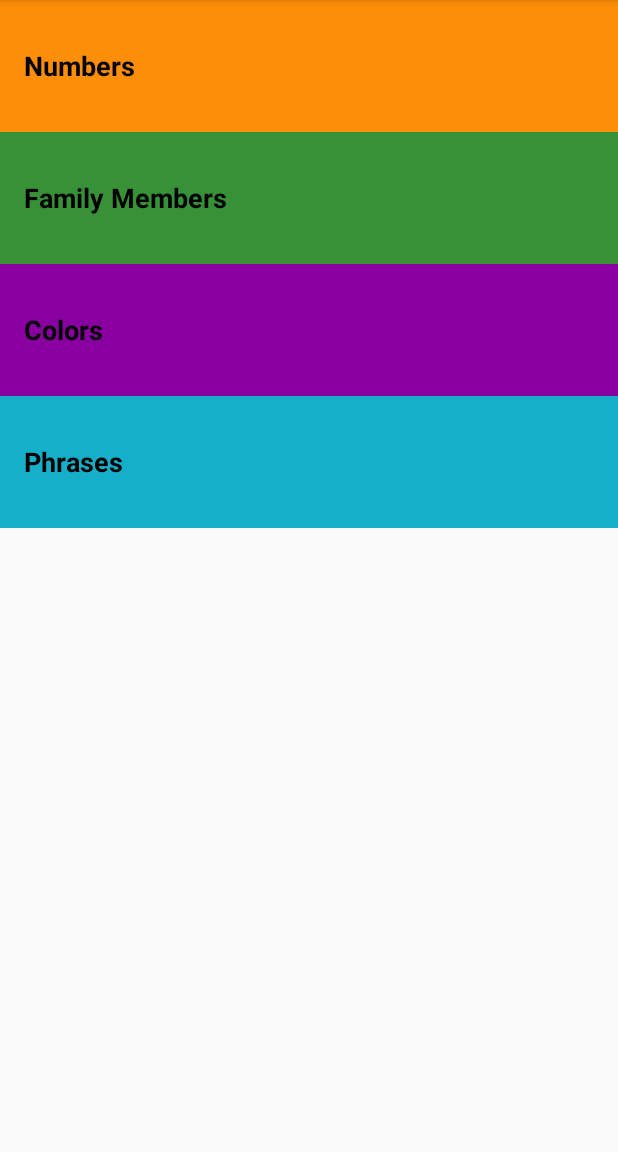
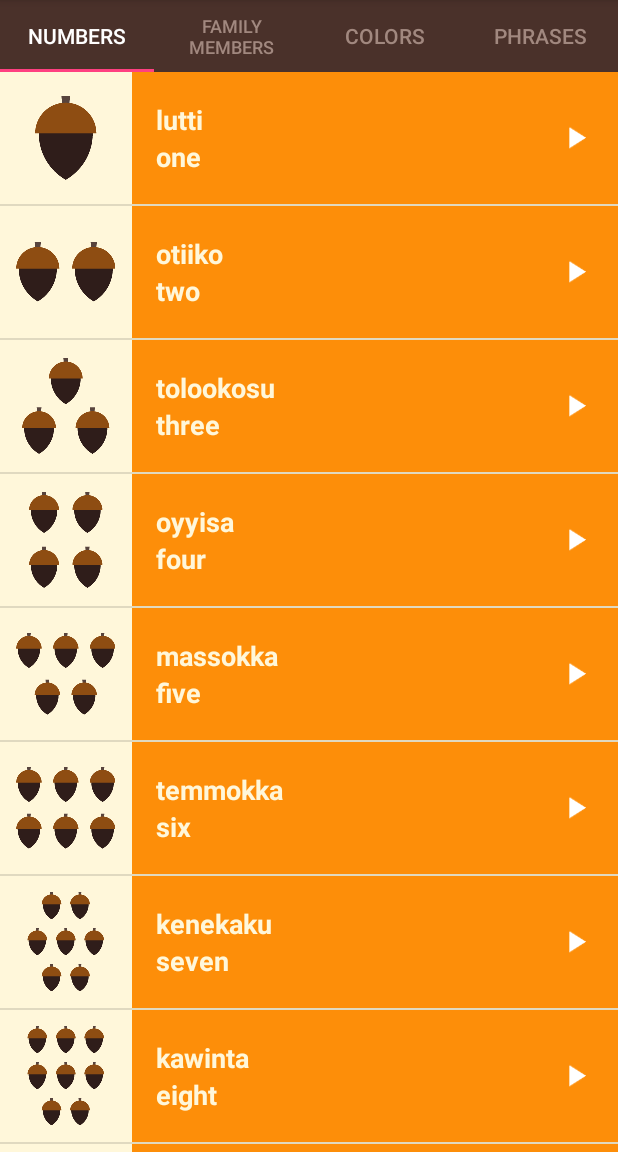
Before and after one commit to PMerdala/Miwok, an Android app: the screen it shows after launch (MainActivity), on a phone screen of 412 x 824 dp, the part 84-1236 px from its top. Run offline under Robolectric (Android 15) with nearby library versions, the phone set to English and light mode, and no system bars.

Commit message:
change design to tab

```diff
--- a/app/src/main/java/com/example/pmerdala/miwok/CategoryActivity.java
+++ b/app/src/main/java/com/example/pmerdala/miwok/CategoryFragment.java
@@ -4,56 +4,57 @@ import android.content.Context;
 import android.media.AudioManager;
 import android.media.MediaPlayer;
 import android.os.Bundle;
-import android.support.v7.app.AppCompatActivity;
-import android.util.Log;
+import android.support.annotation.Nullable;
+import android.support.v4.app.Fragment;
+import android.view.LayoutInflater;
 import android.view.View;
+import android.view.ViewGroup;
 import android.widget.AdapterView;
 import android.widget.ImageView;
-import android.widget.LinearLayout;
 import android.widget.ListView;
-import android.widget.Toast;
 
 import java.util.List;
 
 /**
- * Created by PMerd_000 on 2017-10-27.
+ * Created by merdala on 2017-11-02.
  */
 
-public abstract class CategoryActivity extends AppCompatActivity {
+public abstract class CategoryFragment extends Fragment {
 
-    private final int backgroud;
+    private final int background;
     private MediaPlayer mediaPlayer;
     private MediaPlayer.OnCompletionListener completionListener;
     AudioManager.OnAudioFocusChangeListener audioFocusChangeListemer;
     private AudioManager audioManager;
     private ImageView lastSelect = null;
 
-    public CategoryActivity(int backgroud) {
+    public CategoryFragment(int background){
         super();
-        this.backgroud = backgroud;
+        this.background = background;
     }
 
     @Override
-    protected void onStart() {
+    public void onStart() {
         super.onStart();
     }
 
     @Override
-    protected void onStop() {
+    public void onStop() {
         super.onStop();
         releaseMediaPlayer();
     }
 
+    @Nullable
     @Override
-    protected void onCreate(Bundle savedInstanceState) {
-        audioManager = (AudioManager) getApplicationContext().getSystemService(Context.AUDIO_SERVICE);
+    public View onCreateView(LayoutInflater inflater, @Nullable ViewGroup container, Bundle savedInstanceState) {
+        audioManager = (AudioManager) getActivity().getSystemService(Context.AUDIO_SERVICE);
         super.onCreate(savedInstanceState);
-        setContentView(R.layout.word_list);
+        View rootView = inflater.inflate(R.layout.word_list,container,false);
         List<Word> words = getWords();
-        makeWordAdapter(words);
+        makeWordAdapter(words,rootView);
         prepareMediaPlayer();
+        return rootView;
     }
-
     protected abstract List<Word> getWords();
 
     private void prepareMediaPlayer() {
@@ -86,9 +87,9 @@ public abstract class CategoryActivity extends AppCompatActivity {
         };
     }
 
-    private void makeWordAdapter(List<Word> words) {
-        WordArrayAdapter itemsAdapter = new WordArrayAdapter(this, backgroud, words);
-        final ListView parentView = (ListView) findViewById(R.id.list_item_view);
+    private void makeWordAdapter(List<Word> words,View rootView) {
+        WordArrayAdapter itemsAdapter = new WordArrayAdapter(rootView.getContext(), background, words);
+        final ListView parentView = (ListView)rootView.findViewById(R.id.list_item_view);
         parentView.setAdapter(itemsAdapter);
         parentView.setOnItemClickListener(new AdapterView.OnItemClickListener() {
             @Override
@@ -126,10 +127,9 @@ public abstract class CategoryActivity extends AppCompatActivity {
         }
         int audioFocusState = audioManager.requestAudioFocus(audioFocusChangeListemer, AudioManager.STREAM_MUSIC, AudioManager.AUDIOFOCUS_GAIN_TRANSIENT);
         if (audioFocusState == AudioManager.AUDIOFOCUS_REQUEST_GRANTED) {
-            mediaPlayer = MediaPlayer.create(this, soundResourceId);
+            mediaPlayer = MediaPlayer.create(getActivity(), soundResourceId);
             mediaPlayer.start();
             mediaPlayer.setOnCompletionListener(completionListener);
         }
     }
-
 }
--- /dev/null
+++ b/app/src/main/java/com/example/pmerdala/miwok/FamilyFragment.java
@@ -0,0 +1,28 @@
+package com.example.pmerdala.miwok;
+
+import java.util.ArrayList;
+
+/**
+ * Created by merdala on 2017-11-02.
+ */
+
+public class FamilyFragment extends CategoryFragment {
+    public FamilyFragment(){
+        super(R.color.category_family);
+    }
+    @Override
+    protected ArrayList<Word> getWords(){
+        ArrayList<Word> words = new ArrayList<>();
+        words.add(new Word("father","әpә",R.drawable.family_father,R.raw.family_father));
+        words.add(new Word("mother","әṭa",R.drawable.family_mother,R.raw.family_mother));
+        words.add(new Word("son","angsi",R.drawable.family_son,R.raw.family_son));
+        words.add(new Word("daughter","tune",R.drawable.family_daughter,R.raw.family_daughter));
+        words.add(new Word("older brother","taachi",R.drawable.family_older_brother,R.raw.family_older_brother));
+        words.add(new Word("younger brother","chalitti",R.drawable.family_younger_brother,R.raw.family_younger_brother));
+        words.add(new Word("older sister","teṭe",R.drawable.family_older_sister,R.raw.family_older_sister));
+        words.add(new Word("younger sister","kolliti",R.drawable.family_younger_sister,R.raw.family_younger_sister));
+        words.add(new Word("grandmother","ama",R.drawable.family_grandmother,R.raw.family_grandmother));
+        words.add(new Word("grandfather","paapa",R.drawable.family_grandfather,R.raw.family_grandfather));
+        return words;
+    }
+}
--- a/app/src/main/java/com/example/pmerdala/miwok/MainActivity.java
+++ b/app/src/main/java/com/example/pmerdala/miwok/MainActivity.java
@@ -1,6 +1,9 @@
 package com.example.pmerdala.miwok;
 
+import android.app.FragmentManager;
 import android.content.Intent;
+import android.support.design.widget.TabLayout;
+import android.support.v4.view.ViewPager;
 import android.support.v7.app.AppCompatActivity;
 import android.os.Bundle;
 import android.view.View;
@@ -12,24 +15,10 @@ public class MainActivity extends AppCompatActivity {
     protected void onCreate(Bundle savedInstanceState) {
         super.onCreate(savedInstanceState);
         setContentView(R.layout.activity_main);
-        createOnClickListener(R.id.numbers, NumbersActivity.class);
-        createOnClickListener(R.id.family,FamilyActivity.class);
-        createOnClickListener(R.id.colors,ColorsActivity.class);
-        createOnClickListener(R.id.phrases, PhrasesActivity.class);
+        ViewPager viewPager = (ViewPager) findViewById(R.id.view_pager);
+        viewPager.setAdapter(new MiwokFragmentPagerAdapter(getSupportFragmentManager(),this));
+        TabLayout tabLayout = (TabLayout) findViewById(R.id.tab_layout);
+        tabLayout.setupWithViewPager(viewPager);
     }
 
-    private void createOnClickListener(int id,final Class<? extends AppCompatActivity> clazz){
-        TextView textview = (TextView) findViewById(id);
-        textview.setOnClickListener(new View.OnClickListener() {
-            @Override
-            public void onClick(View v) {
-                executeIntent(clazz);
-            }
-        });
-    }
-
-    void executeIntent(final Class<? extends AppCompatActivity> clazz){
-        Intent intent = new Intent(this,clazz);
-        startActivity(intent);
-    }
 }
--- /dev/null
+++ b/app/src/main/java/com/example/pmerdala/miwok/MiwokFragmentPagerAdapter.java
@@ -0,0 +1,55 @@
+package com.example.pmerdala.miwok;
+
+import android.content.Context;
+import android.support.v4.app.Fragment;
+import android.support.v4.app.FragmentManager;
+import android.support.v4.app.FragmentPagerAdapter;
+
+/**
+ * Created by merdala on 2017-11-02.
+ */
+
+public class MiwokFragmentPagerAdapter extends FragmentPagerAdapter {
+
+    private final Context context;
+
+    public MiwokFragmentPagerAdapter(FragmentManager fm,Context context) {
+        super(fm);
+        this.context = context;
+    }
+
+    @Override
+    public Fragment getItem(int position) {
+        Fragment fragment;
+        switch (position){
+            case 0: fragment= new NumbersFragment();break;
+            case 1: fragment =new FamilyFragment();break;
+            case 2: fragment=new ColorsFragment();break;
+            case 3: fragment=new PhrasesFragment();break;
+            default:fragment=null;
+        }
+        return fragment;
+    }
+
+    @Override
+    public int getCount() {
+        return 4;
+    }
+
+    @Override
+    public CharSequence getPageTitle(int position) {
+        CharSequence fragmentName;
+        switch(position){
+            case 0: fragmentName = getString(R.string.category_numbers) ;break;
+            case 1: fragmentName = getString(R.string.category_family) ;break;
+            case 2: fragmentName = getString(R.string.category_colors) ;break;
+            case 3: fragmentName = getString(R.string.category_phrases) ;break;
+            default: fragmentName = null;
+        }
+        return fragmentName;
+    }
+
+    private CharSequence getString(int resourceId){
+        return context.getResources().getString(resourceId);
+    }
+}
--- /dev/null
+++ b/app/src/main/java/com/example/pmerdala/miwok/NumbersFragment.java
@@ -0,0 +1,29 @@
+package com.example.pmerdala.miwok;
+
+import java.util.ArrayList;
+
+/**
+ * Created by merdala on 2017-11-02.
+ */
+
+public class NumbersFragment extends CategoryFragment {
+    public NumbersFragment(){
+        super(R.color.category_numbers);
+    }
+    @Override
+    protected ArrayList<Word> getWords(){
+        ArrayList<Word> words = new ArrayList<>();
+        words.add(new Word("one","lutti",R.drawable.number_one,R.raw.number_one));
+        words.add(new Word("two","otiiko",R.drawable.number_two,R.raw.number_two));
+        words.add(new Word("three","tolookosu",R.drawable.number_three,R.raw.number_three));
+        words.add(new Word("four","oyyisa",R.drawable.number_four,R.raw.number_four));
+        words.add(new Word("five","massokka",R.drawable.number_five,R.raw.number_five));
+        words.add(new Word("six","temmokka",R.drawable.number_six,R.raw.number_six));
+        words.add(new Word("seven","kenekaku",R.drawable.number_seven,R.raw.number_seven));
+        words.add(new Word("eight","kawinta",R.drawable.number_eight,R.raw.number_eight));
+        words.add(new Word("nine","wo’e",R.drawable.number_nine,R.raw.number_nine));
+        words.add(new Word("ten","na’aacha",R.drawable.number_ten,R.raw.number_ten));
+        return words;
+    }
+
+}
--- a/app/src/main/res/layout/activity_main.xml
+++ b/app/src/main/res/layout/activity_main.xml
@@ -7,47 +7,18 @@
     android:orientation="vertical"
     tools:context="com.example.pmerdala.miwok.MainActivity">
 
-    <FrameLayout
-        android:background="@color/category_numbers"
+    <android.support.v4.view.ViewPager
+        android:id="@+id/view_pager"
         android:layout_width="match_parent"
-        android:layout_height="wrap_content">
+        android:layout_height="match_parent">
 
-        <TextView
-            android:id="@+id/numbers"
-            style="@style/CategoryStyle"
-            android:text="@string/category_numbers" />
-    </FrameLayout>
+        <android.support.design.widget.TabLayout
+            android:id="@+id/tab_layout"
+            style="@style/tab_layout"
+            app:tabTextColor="@color/tab_unselect_item"
+            app:tabSelectedTextColor="@android:color/white"
+            android:layout_width="match_parent"
+            android:layout_height="wrap_content" />
+    </android.support.v4.view.ViewPager>
 
-    <FrameLayout
-        android:background="@color/category_family"
-        android:layout_width="match_parent"
-        android:layout_height="wrap_content">
-
-        <TextView
-            android:id="@+id/family"
-            style="@style/CategoryStyle"
-            android:text="@string/category_family" />
-    </FrameLayout>
-
-    <FrameLayout
-        android:layout_width="match_parent"
-        android:layout_height="wrap_content">
-
-        <TextView
-            android:background="@color/category_colors"
-            android:id="@+id/colors"
-            style="@style/CategoryStyle"
-            android:text="@string/category_colors" />
-    </FrameLayout>
-
-    <FrameLayout
-        android:layout_width="match_parent"
-        android:layout_height="wrap_content">
-
-        <TextView
-            android:background="@color/category_phrases"
-            android:id="@+id/phrases"
-            style="@style/CategoryStyle"
-            android:text="@string/category_phrases" />
-    </FrameLayout>
 </LinearLayout>
--- a/app/src/main/res/values/colors.xml
+++ b/app/src/main/res/values/colors.xml
@@ -8,4 +8,5 @@
     <color name="category_colors">#8800A0</color>
     <color name="category_numbers">#FD8E09</color>
     <color name="tan_background">#FFF7DA</color>
+    <color name="tab_unselect_item">#A1887F</color>
 </resources>
--- a/app/src/main/res/values/strings.xml
+++ b/app/src/main/res/values/strings.xml
@@ -4,4 +4,5 @@
     <string name="category_family">Family Members</string>
     <string name="category_colors">Colors</string>
     <string name="category_phrases">Phrases</string>
+    <string name="hello_blank_fragment">Hello Numbers Fragment</string>
 </resources>
--- a/app/src/main/res/values/styles.xml
+++ b/app/src/main/res/values/styles.xml
@@ -8,15 +8,11 @@
         <item name="colorAccent">@color/colorAccent</item>
     </style>
 
-    <style name="CategoryStyle">
-        <item name="android:paddingLeft">@dimen/activity_horizontal_margin</item>
-        <item name="android:layout_width">match_parent</item>
-        <item name="android:layout_height">@dimen/list_item_height</item>
-        <item name="android:textColor">@android:color/black</item>
-        <item name="android:background">?android:attr/selectableItemBackground</item>
-        <item name="android:textStyle">bold</item>
-        <item name="android:textAppearance">?android:textAppearanceMedium</item>
-        <item name="android:gravity">center_vertical</item>
+    <style name="tab_layout">
+        <item name="android:background">@color/colorPrimary</item>
+       <!-- <item name="app:tabTextColor">@color/tab_unselect_item</item>
+        <item name="app:tabSelectedTextColor">@android:color/white</item> -->
+
     </style>
 
     <style name="list_word_layout">
```
Also changed, not shown: app/src/main/AndroidManifest.xml (+0 -40 lines), app/src/main/java/com/example/pmerdala/miwok/ColorsActivity.java (+10 -17 lines), app/src/main/java/com/example/pmerdala/miwok/ColorsFragment.java (added, +27 -0 lines), app/src/main/java/com/example/pmerdala/miwok/FamilyActivity.java (+11 -19 lines), app/src/main/java/com/example/pmerdala/miwok/NumbersActivity.java (+10 -21 lines), app/src/main/java/com/example/pmerdala/miwok/PhrasesActivity.java (+9 -17 lines), app/src/main/java/com/example/pmerdala/miwok/PhrasesFragment.java (added, +29 -0 lines), app/src/main/res/layout/activity_category.xml (added, +8 -0 lines).
